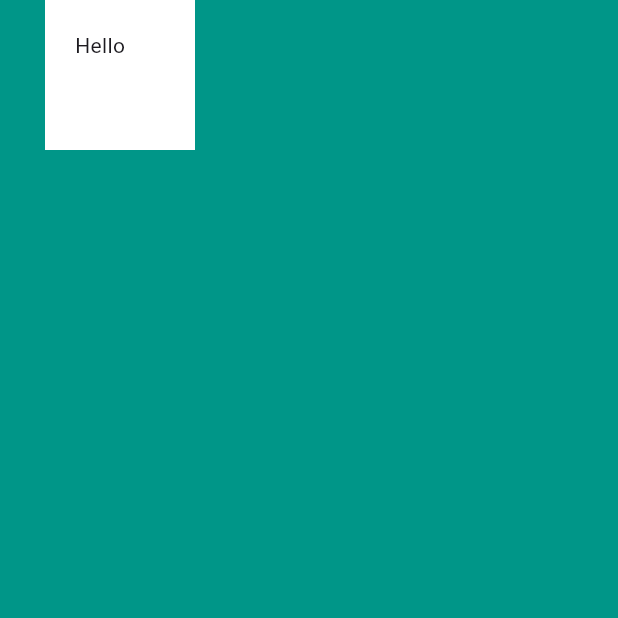
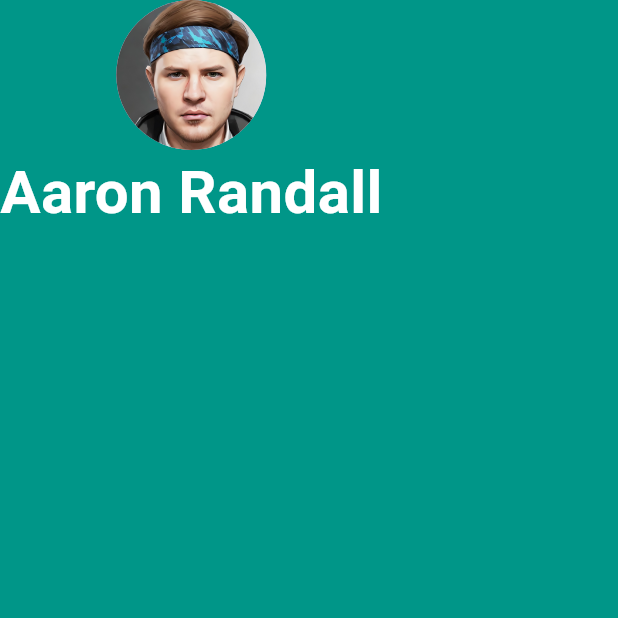
Before and after one commit to aaronasherrandall/mi_card, a Flutter app: the screen it shows after launch, on a phone screen of 412 x 824 dp, the top half of it. Run offline on Flutter 3.47's test engine with Material 3 defaults, Android fonts, the phone set to English and light mode, and no system bars.

Commit message:
added in image

```diff
--- a/lib/main.dart
+++ b/lib/main.dart
@@ -1,9 +1,7 @@
 import 'package:flutter/material.dart';
 
-void main () {
-  runApp(
-    MyApp()
-  );
+void main() {
+  runApp(MyApp());
 }
 
 class MyApp extends StatelessWidget {
@@ -13,18 +11,25 @@ class MyApp extends StatelessWidget {
       home: Scaffold(
         backgroundColor: Colors.teal,
         body: SafeArea(
-          child: Container(
-            // gives us square container
-            height: 100.0,
-            width: 100.0,
-            margin: EdgeInsets.only(left: 30.0),
-            // set properties for the child
-            padding: EdgeInsets.all(20.0),
-            color: Colors.white,
-            child: Text('Hello'),
-          ),
-        ),
+          child: Column(
+            children: <Widget>[
+              CircleAvatar(
+                radius: 50.0,
+                // backgroundColor: Colors.red,
+                foregroundImage: AssetImage('images/profile.JPG'),
+              ),
+              Text(
+                'Aaron Randall',
+                style: TextStyle(
+                  fontSize: 40.0,
+                  color: Colors.white,
+                  fontWeight: FontWeight.bold,
+                )
+              )
+            ],
+          )
       ),
+      )
     );
   }
 }
```
Also changed, not shown: pubspec.yaml (+4 -13 lines), images/profile.JPG (added), 12 other files.
